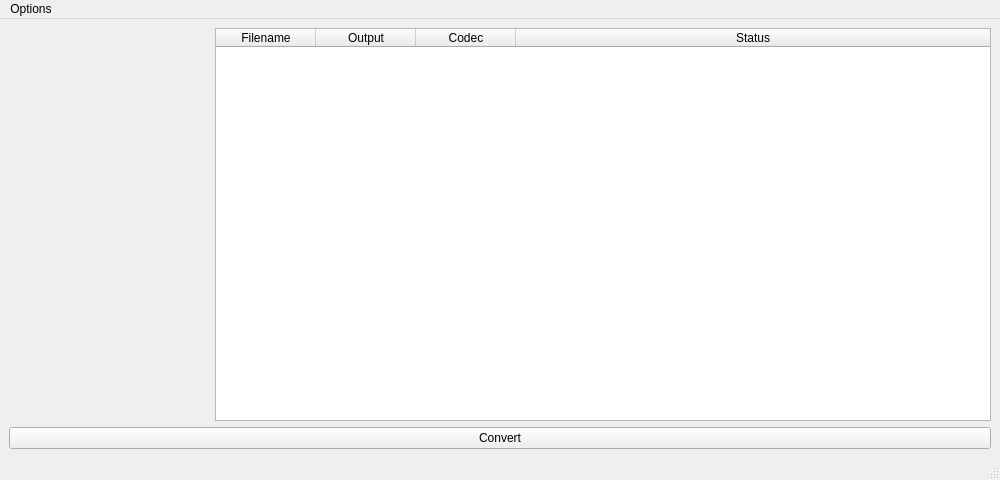
Before: the Qt Designer form ui/main.ui in AlexLaur/py-encoder, drawn with Qt 5.
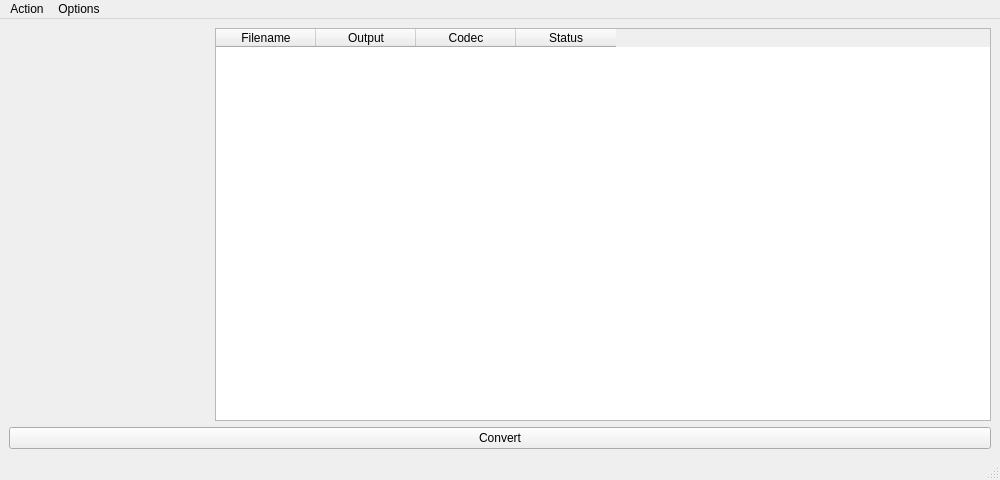
After: the same form once the commit is applied. Custom widgets are drawn as their Qt base class.

Diff of the .ui file:
```diff
--- a/ui/main.ui
+++ b/ui/main.ui
@@ -44,9 +44,6 @@
         <property name="sortingEnabled">
          <bool>true</bool>
         </property>
-        <attribute name="horizontalHeaderStretchLastSection">
-         <bool>true</bool>
-        </attribute>
         <attribute name="verticalHeaderVisible">
          <bool>false</bool>
         </attribute>
@@ -98,6 +95,13 @@
     </property>
     <addaction name="action_console"/>
    </widget>
+   <widget class="QMenu" name="menuAction">
+    <property name="title">
+     <string>Action</string>
+    </property>
+    <addaction name="action_clear_all_rows"/>
+   </widget>
+   <addaction name="menuAction"/>
    <addaction name="menuOptions"/>
   </widget>
   <widget class="QStatusBar" name="statusbar"/>
```
Left out of the diff: 14 changed lines with no effect on the pictures.
